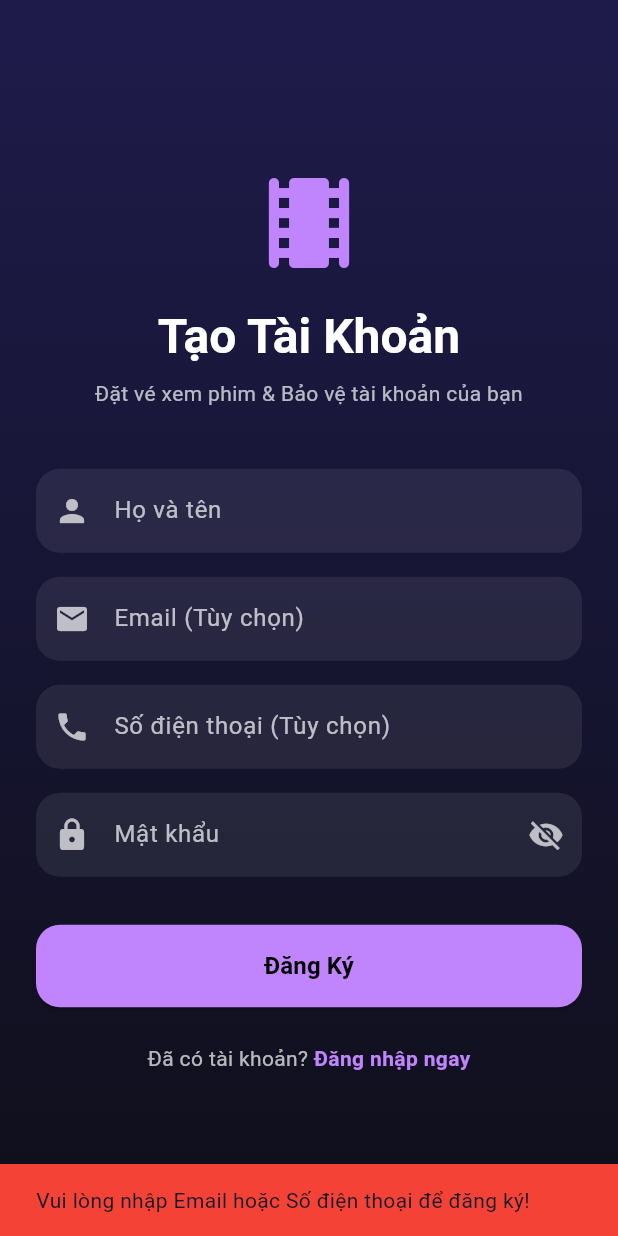
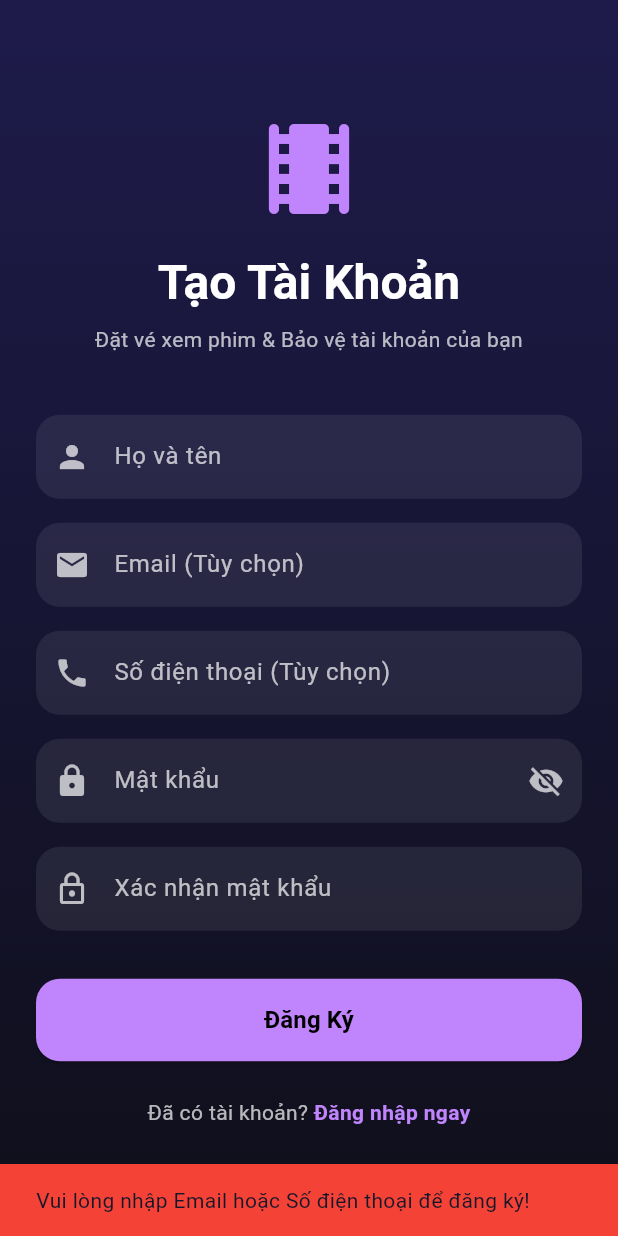
Before and after one commit to Khoa-Hoa-Technology-Solution-Company/booking-movie-ticket, a Flutter app: the RegisterScreen screen opened directly, after a tap on "Đăng Ký", on a phone screen of 412 x 824 dp. Run offline on Flutter 3.47's test engine with Material 3 defaults, Android fonts, the phone set to English and light mode, and no system bars; our stand-ins replace dio, flutter_secure_storage; accounts and stored records are empty.

Commit message:
Fix auth login payload, accountVerified handling, and add confirm password on register screen

```diff
--- a/flutter_app/lib/screens/auth/register_screen.dart
+++ b/flutter_app/lib/screens/auth/register_screen.dart
@@ -17,6 +17,7 @@ class _RegisterScreenState extends State<RegisterScreen> {
   final _emailController = TextEditingController();
   final _phoneController = TextEditingController();
   final _passwordController = TextEditingController();
+  final _confirmPasswordController = TextEditingController();
 
   bool _isLoading = false;
   bool _obscurePassword = true;
@@ -27,6 +28,7 @@ class _RegisterScreenState extends State<RegisterScreen> {
     _emailController.dispose();
     _phoneController.dispose();
     _passwordController.dispose();
+    _confirmPasswordController.dispose();
     super.dispose();
   }
 
@@ -45,6 +47,17 @@ class _RegisterScreenState extends State<RegisterScreen> {
     }
 
     if (!_formKey.currentState!.validate()) return;
+
+    // Confirm password check on client
+    if (_passwordController.text != _confirmPasswordController.text) {
+      ScaffoldMessenger.of(context).showSnackBar(
+        const SnackBar(
+          content: Text('Mật khẩu xác nhận không khớp'),
+          backgroundColor: Colors.red,
+        ),
+      );
+      return;
+    }
 
     setState(() => _isLoading = true);
 
@@ -311,6 +324,31 @@ class _RegisterScreenState extends State<RegisterScreen> {
                         return null;
                       },
                     ),
+                    const SizedBox(height: 16),
+
+                    // Confirm Password Field
+                    TextFormField(
+                      controller: _confirmPasswordController,
+                      obscureText: _obscurePassword,
+                      style: const TextStyle(color: Colors.white),
+                      decoration: InputDecoration(
+                        labelText: 'Xác nhận mật khẩu',
+                        labelStyle: const TextStyle(color: Colors.white70),
+                        prefixIcon: const Icon(Icons.lock_outline, color: Colors.white70),
+                        filled: true,
+                        fillColor: Colors.white.withOpacity(0.08),
+                        border: OutlineInputBorder(
+                          borderRadius: BorderRadius.circular(16),
+                          borderSide: BorderSide.none,
+                        ),
+                      ),
+                      validator: (value) {
+                        if (value == null || value.isEmpty) {
+                          return 'Vui lòng xác nhận mật khẩu';
+                        }
+                        return null;
+                      },
+                    ),
                     const SizedBox(height: 32),
 
                     // Register Button
```
Also changed, not shown: 3 other files.
